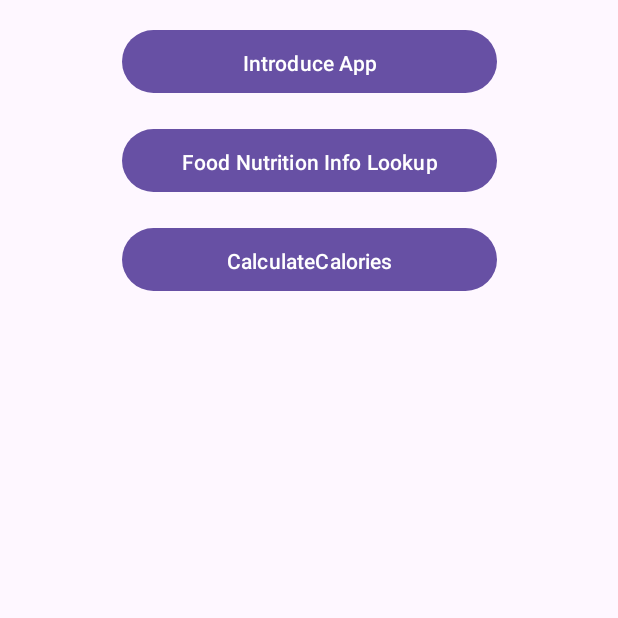
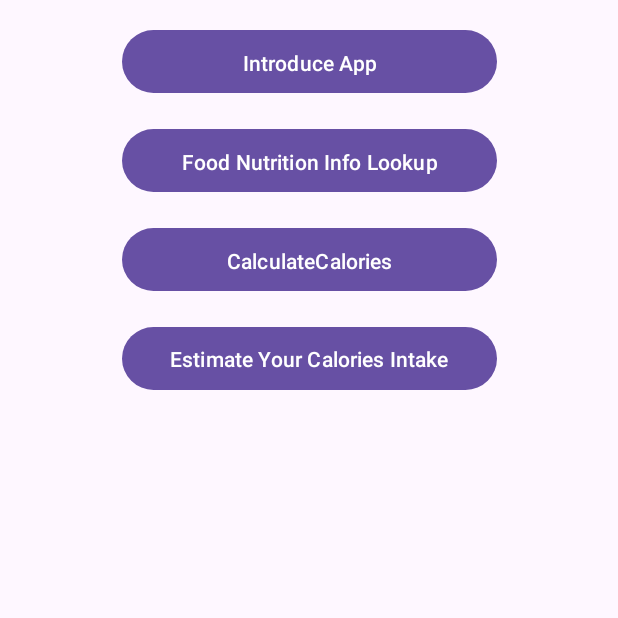
Before and after one commit to CS5520Summer2024Feinberg/final-project-finalproject-group6, an Android app: the screen it shows after launch (MainActivity), on a phone screen of 412 x 824 dp, the top half of it. Run offline under Robolectric (Android 15) with nearby library versions, the light colour scheme and no system bars.

Commit message:
Implemented health info related-button in main

```diff
--- a/app/src/main/java/edu/northeastern/numad24su_group6/MainActivity.java
+++ b/app/src/main/java/edu/northeastern/numad24su_group6/MainActivity.java
@@ -10,6 +10,7 @@ public class MainActivity extends AppCompatActivity {
     private Button btnIntroduceApp;
     private Button btnFoodNutritionInfo;
     private Button btnCalculateCalories;
+    private Button btnHealthInfo;
 
     @Override
     protected void onCreate(Bundle savedInstanceState) {
@@ -19,6 +20,7 @@ public class MainActivity extends AppCompatActivity {
         btnIntroduceApp = findViewById(R.id.btnIntroduceApp);
         btnFoodNutritionInfo = findViewById(R.id.btnFoodNutritionInfo);
         btnCalculateCalories = findViewById(R.id.btnCalculateCalories);
+        btnHealthInfo = findViewById(R.id.btnHealthInfo);
 
         btnIntroduceApp.setOnClickListener(new View.OnClickListener() {
             @Override
@@ -43,5 +45,14 @@ public class MainActivity extends AppCompatActivity {
                 startActivity(intent);
             }
         });
+
+        btnHealthInfo.setOnClickListener(new View.OnClickListener() {
+            @Override
+            public void onClick(View v) {
+                Intent intent = new Intent(MainActivity.this, HealthInfoActivity.class);
+                startActivity(intent);
+            }
+        });
+
     }
 }
--- a/app/src/main/res/layout/activity_main.xml
+++ b/app/src/main/res/layout/activity_main.xml
@@ -46,4 +46,14 @@
         app:layout_constraintHorizontal_bias="0.5"
         app:layout_constraintVertical_bias="0.6"/>
 
+    <Button
+        android:id="@+id/btnHealthInfo"
+        android:layout_width="250dp"
+        android:layout_height="50dp"
+        android:layout_marginTop="16dp"
+        android:text="Estimate Your Calories Intake"
+        app:layout_constraintEnd_toEndOf="parent"
+        app:layout_constraintStart_toStartOf="parent"
+        app:layout_constraintTop_toBottomOf="@+id/btnCalculateCalories" />
+
 </androidx.constraintlayout.widget.ConstraintLayout>
```
